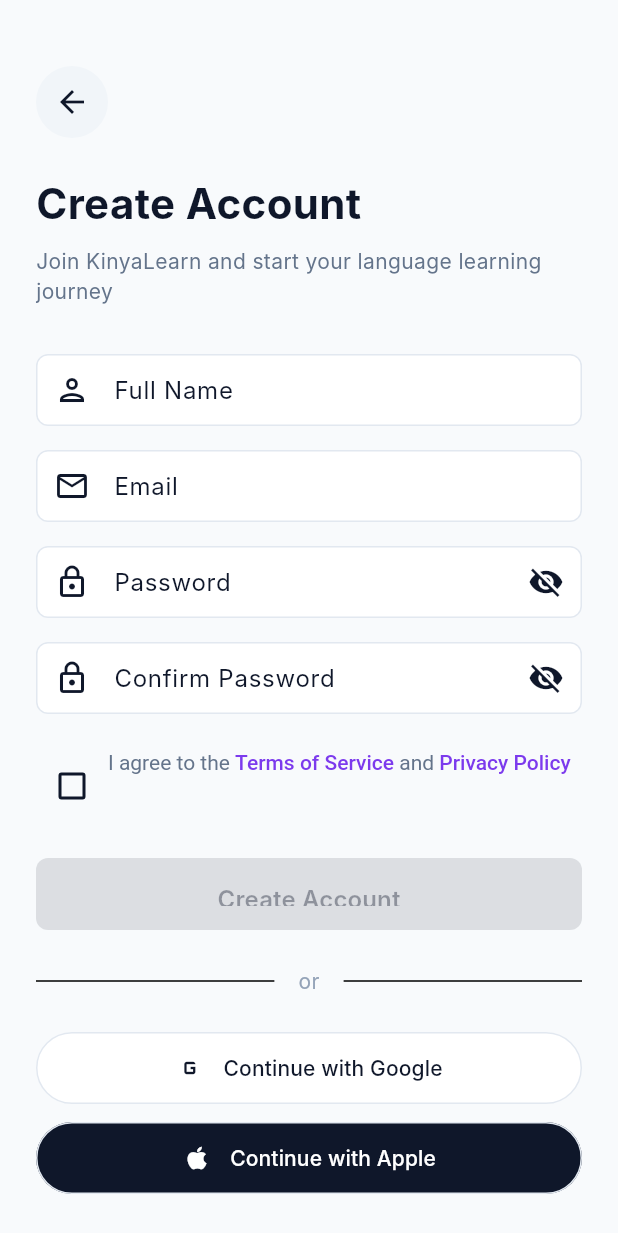
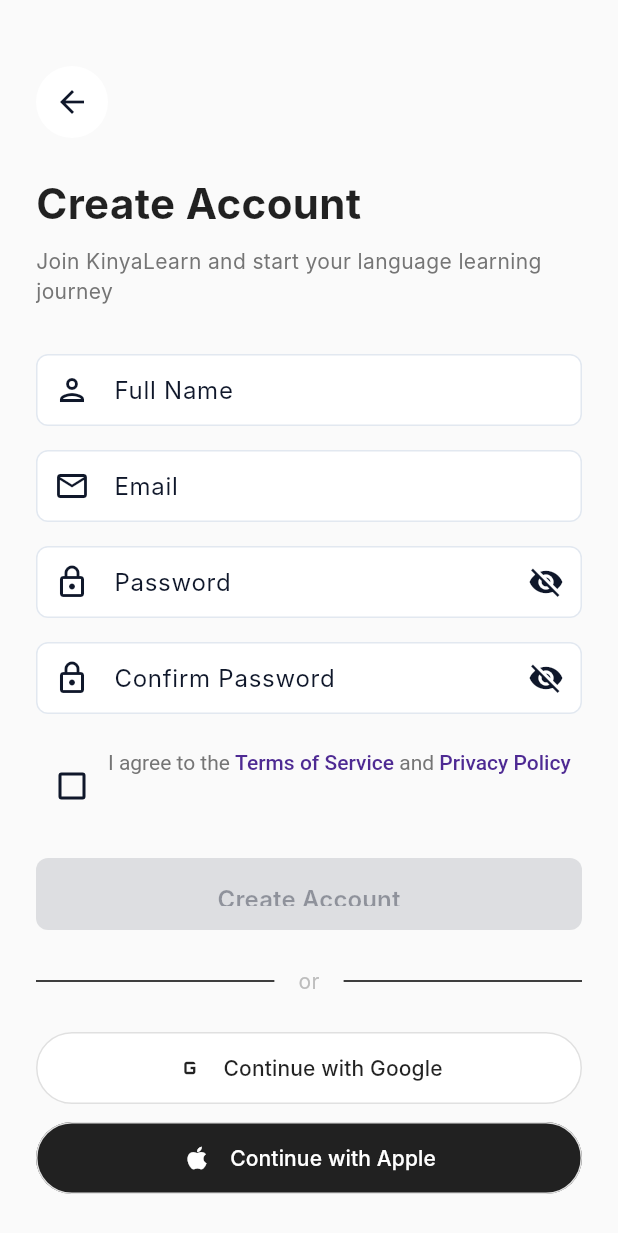
Before and after one commit to karizacharlotte/Kinya_Learn, a Flutter app: the RegisterScreen screen opened by its route, on a phone screen of 412 x 824 dp. Shown: the top 1233 px of the screen. Run offline on Flutter 3.47's test engine with Material 3 defaults, Android fonts, the light colour scheme and no system bars; Roboto replaces fonts that are missing (Inter).

Commit message:
edit the register screen's theme

```diff
--- a/lib/pages/auth/register_screen.dart
+++ b/lib/pages/auth/register_screen.dart
@@ -1,5 +1,4 @@
 import 'package:flutter/material.dart';
-import '../../theme/app_theme.dart';
 
 class RegisterScreen extends StatefulWidget {
   const RegisterScreen({super.key});
@@ -24,7 +23,7 @@
     final isTablet = screenWidth > 768;
 
     return Scaffold(
-      backgroundColor: AppTheme.background,
+      backgroundColor: Colors.grey[50],
       body: SafeArea(
         child: SingleChildScrollView(
           child: Padding(
@@ -38,7 +37,7 @@
                   onPressed: () => Navigator.pop(context),
                   icon: const Icon(Icons.arrow_back),
                   style: IconButton.styleFrom(
-                    backgroundColor: AppTheme.surface,
+                    backgroundColor: Colors.white,
                     padding: const EdgeInsets.all(12),
                   ),
                 ),
@@ -49,7 +48,7 @@
                   style: TextStyle(
                     fontSize: isTablet ? 32 : 28,
                     fontWeight: FontWeight.bold,
-                    color: AppTheme.textPrimary,
+                    color: Colors.black87,
                   ),
                 ),
                 const SizedBox(height: 8),
@@ -57,7 +56,7 @@
                   'Join KinyaLearn and start your language learning journey',
                   style: TextStyle(
                     fontSize: isTablet ? 16 : 14,
-                    color: AppTheme.textSecondary,
+                    color: Colors.grey[600],
                   ),
                 ),
                 const SizedBox(height: 32),
@@ -178,29 +177,29 @@
                                 _acceptTerms = value ?? false;
                               });
                             },
-                            activeColor: AppTheme.primaryPurple,
+                            activeColor: const Color.fromARGB(255, 78, 42, 147),
                           ),
                           Expanded(
                             child: RichText(
                               text: TextSpan(
                                 style: TextStyle(
-                                  color: AppTheme.textSecondary,
+                                  color: Colors.grey[600],
                                   fontSize: 14,
                                 ),
                                 children: [
                                   const TextSpan(text: 'I agree to the '),
-                                  TextSpan(
+                                  const TextSpan(
                                     text: 'Terms of Service',
                                     style: TextStyle(
-                                      color: AppTheme.primaryPurple,
+                                      color: Color.fromARGB(255, 78, 42, 147),
                                       fontWeight: FontWeight.w500,
                                     ),
                                   ),
                                   const TextSpan(text: ' and '),
-                                  TextSpan(
+                                  const TextSpan(
                                     text: 'Privacy Policy',
                                     style: TextStyle(
-                                      color: AppTheme.primaryPurple,
+                                      color: Color.fromARGB(255, 78, 42, 147),
                                       fontWeight: FontWeight.w500,
                                     ),
                                   ),
@@ -235,7 +234,7 @@
                             padding: const EdgeInsets.symmetric(horizontal: 16),
                             child: Text(
                               'or',
-                              style: TextStyle(color: AppTheme.textMuted),
+                              style: TextStyle(color: Colors.grey[400]),
                             ),
                           ),
                           const Expanded(child: Divider()),
@@ -247,13 +246,13 @@
                         'Continue with Google',
                         Icons.g_mobiledata,
                         Colors.white,
-                        AppTheme.textPrimary,
+                        Colors.black87,
                       ),
                       const SizedBox(height: 12),
                       _buildSocialButton(
                         'Continue with Apple',
                         Icons.apple,
-                        AppTheme.textPrimary,
+                        Colors.black87,
                         Colors.white,
                       ),
                     ],
@@ -267,7 +266,7 @@
                     children: [
                       Text(
                         'Already have an account? ',
-                        style: TextStyle(color: AppTheme.textSecondary),
+                        style: TextStyle(color: Colors.grey[600]),
                       ),
                       TextButton(
                         onPressed: () {
@@ -298,7 +297,7 @@
         style: OutlinedButton.styleFrom(
           backgroundColor: backgroundColor,
           foregroundColor: textColor,
-          side: const BorderSide(color: AppTheme.border),
+          side: BorderSide(color: Colors.grey[300]!),
         ),
         child: Row(
           mainAxisAlignment: MainAxisAlignment.center,
```
